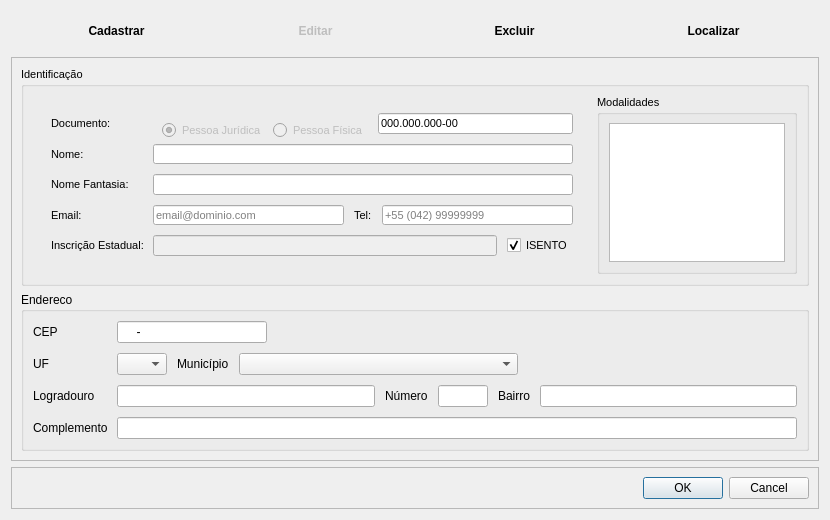
Old version of the form Resources/UI/CadastroPessoa.ui in the repository Klubas/Projeto-SOAD.
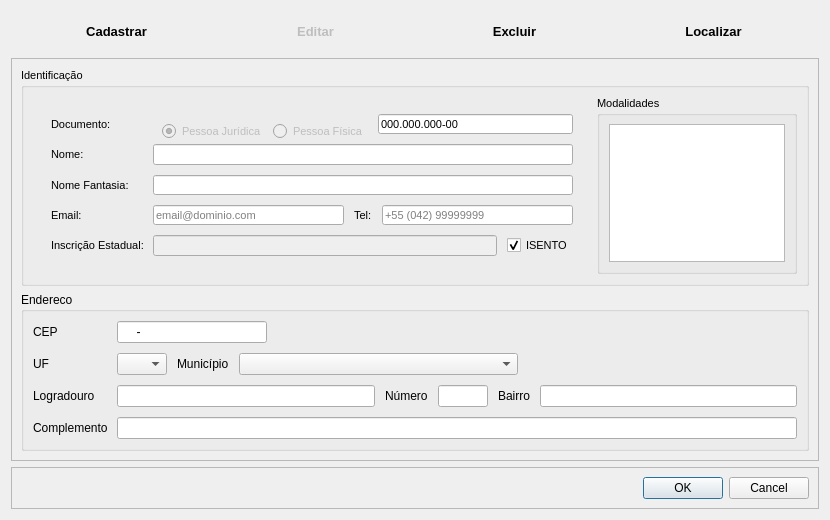
New version of the form.

```diff
--- a/Resources/UI/CadastroPessoa.ui
+++ b/Resources/UI/CadastroPessoa.ui
@@ -38,7 +38,7 @@
    <item row="0" column="0">
     <layout class="QVBoxLayout" name="verticalLayout">
      <item>
-      <widget class="QWidget" name="frame_menu" native="true">
+      <widget class="QFrame" name="frame_menu">
        <property name="sizePolicy">
         <sizepolicy hsizetype="Preferred" vsizetype="Fixed">
          <horstretch>0</horstretch>
@@ -51,6 +51,13 @@
          <height>60</height>
         </size>
        </property>
+       <property name="font">
+        <font>
+         <pointsize>10</pointsize>
+         <weight>75</weight>
+         <bold>true</bold>
+        </font>
+       </property>
        <layout class="QHBoxLayout" name="horizontalLayout_4">
         <item>
          <layout class="QHBoxLayout" name="horizontalLayout_3">
@@ -58,6 +65,7 @@
            <widget class="QPushButton" name="pushButton_cadastrar">
             <property name="font">
              <font>
+              <pointsize>10</pointsize>
               <weight>75</weight>
               <bold>true</bold>
              </font>
@@ -83,6 +91,7 @@
             </property>
             <property name="font">
              <font>
+              <pointsize>10</pointsize>
               <weight>75</weight>
               <bold>true</bold>
              </font>
@@ -105,6 +114,7 @@
            <widget class="QPushButton" name="pushButton_excluir">
             <property name="font">
              <font>
+              <pointsize>10</pointsize>
               <weight>75</weight>
               <bold>true</bold>
              </font>
@@ -127,6 +137,7 @@
            <widget class="QPushButton" name="pushButton_localizar">
             <property name="font">
              <font>
+              <pointsize>10</pointsize>
               <weight>75</weight>
               <bold>true</bold>
              </font>
```
